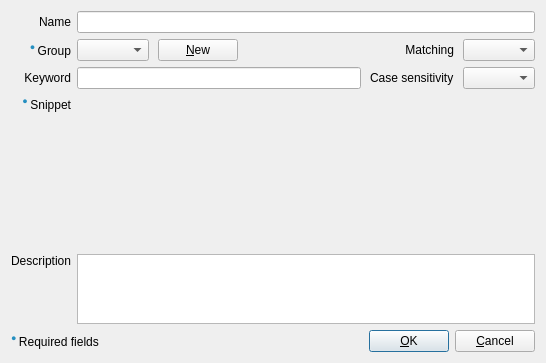
First picture: the form in Beeftext/Combo/ComboDialog.ui, repository xmichelo/Beeftext, before the edit.
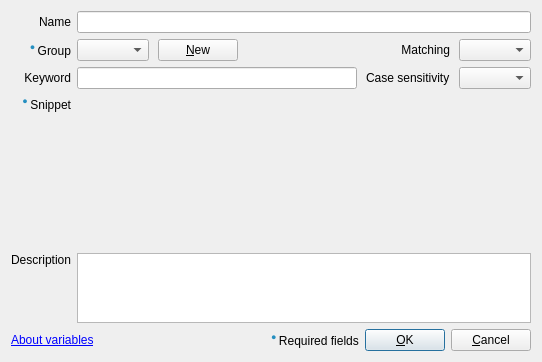
Second picture: the form after the edit. Custom widgets are drawn as their Qt base class.

Commit message: Added link to variables wiki page in combo editor.

```diff
--- a/Beeftext/Combo/ComboDialog.ui
+++ b/Beeftext/Combo/ComboDialog.ui
@@ -6,8 +6,8 @@
    <rect>
     <x>0</x>
     <y>0</y>
-    <width>546</width>
-    <height>363</height>
+    <width>542</width>
+    <height>362</height>
    </rect>
   </property>
   <property name="windowTitle">
@@ -168,9 +168,12 @@
       <number>0</number>
      </property>
      <item>
-      <widget class="QLabel" name="labelRequiredFields">
+      <widget class="QLabel" name="labelVariables">
        <property name="text">
-        <string>&lt;html&gt;&lt;head/&gt;&lt;body&gt;&lt;p&gt;&lt;span style=&quot; font-size:11pt; color:#258fc0; vertical-align:super;&quot;&gt;● &lt;/span&gt;Required fields&lt;/p&gt;&lt;/body&gt;&lt;/html&gt;</string>
+        <string notr="true">&lt;html&gt;&lt;head/&gt;&lt;body&gt;&lt;p&gt;&lt;a href=&quot;https://github.com/xmichelo/Beeftext/wiki/Variables&quot;&gt;&lt;span style=&quot; text-decoration: underline; color:#%1;&quot;&gt;About variables&lt;/span&gt;&lt;/a&gt;&lt;/p&gt;&lt;/body&gt;&lt;/html&gt;</string>
+       </property>
+       <property name="openExternalLinks">
+        <bool>true</bool>
        </property>
       </widget>
      </item>
@@ -187,6 +190,13 @@
        </property>
       </spacer>
      </item>
+     <item>
+      <widget class="QLabel" name="labelRequiredFields">
+       <property name="text">
+        <string>&lt;html&gt;&lt;head/&gt;&lt;body&gt;&lt;p&gt;&lt;span style=&quot; font-size:11pt; color:#258fc0; vertical-align:super;&quot;&gt;● &lt;/span&gt;Required fields&lt;/p&gt;&lt;/body&gt;&lt;/html&gt;</string>
+       </property>
+      </widget>
+     </item>
      <item>
       <widget class="QPushButton" name="buttonOk">
        <property name="text">
```
The commit also changes 1 other file.
